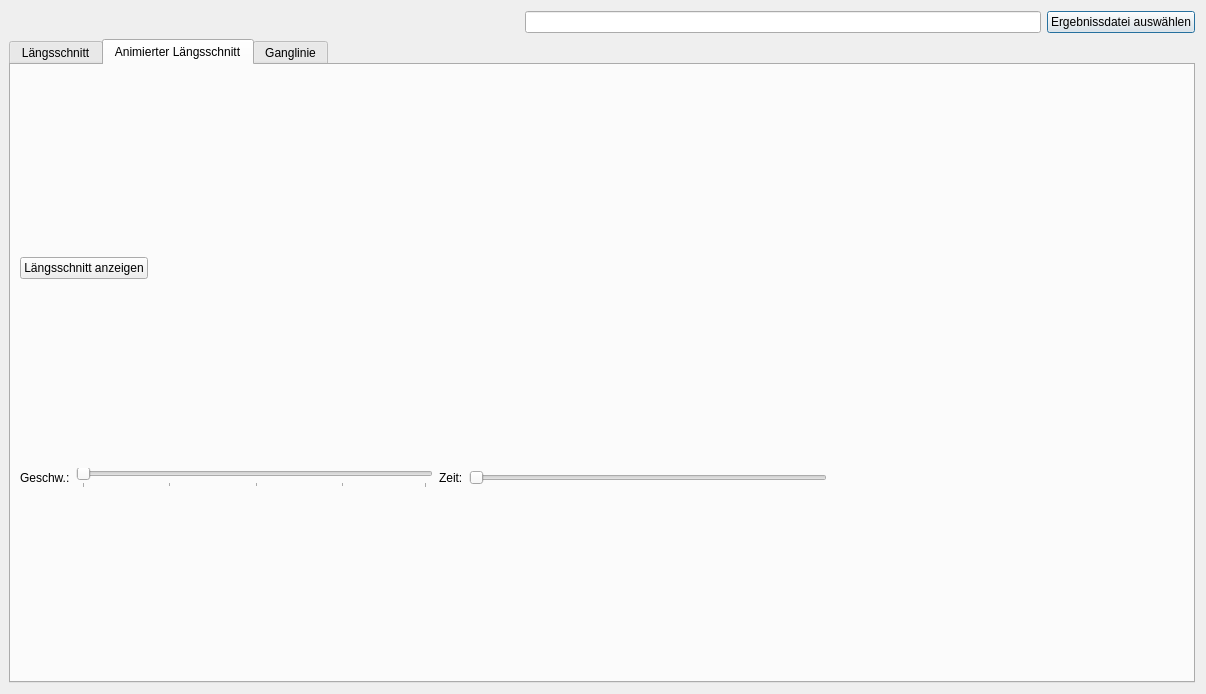
Old version of the form qkan/laengsschnitt/res/laengsschnitt.ui in the repository hoettges/QKan.
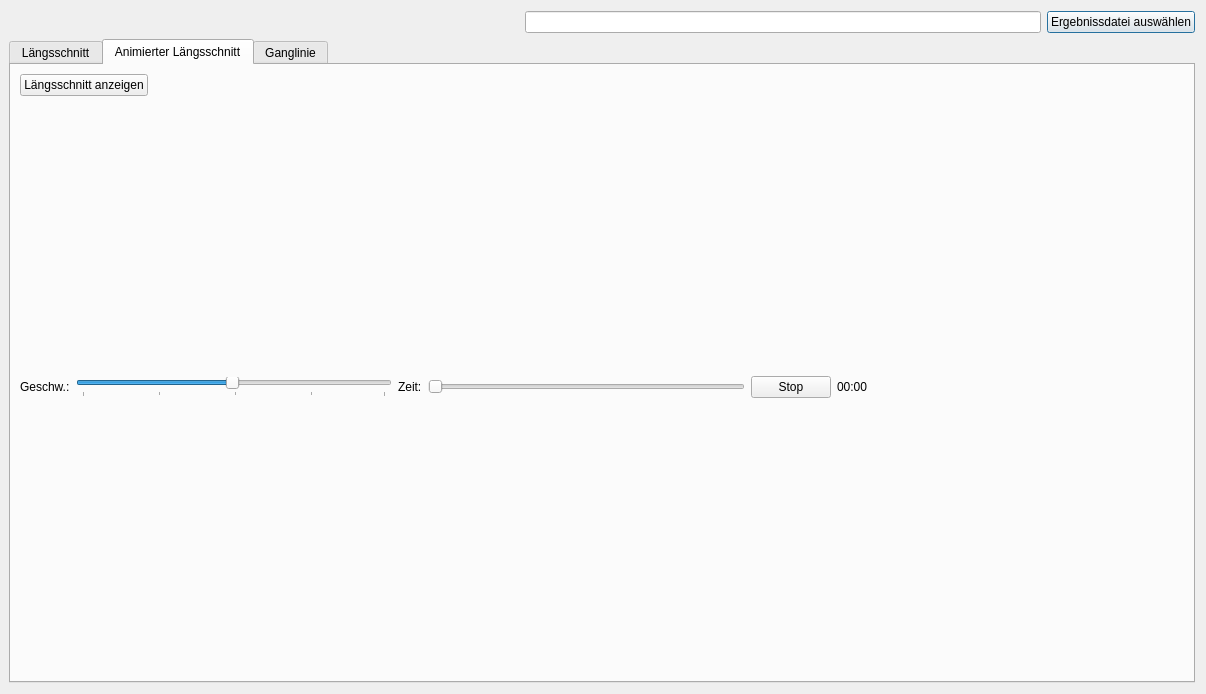
New version of the form. The open tabs and pages were chosen to show the change.

Patch:
```diff
--- a/qkan/laengsschnitt/res/laengsschnitt.ui
+++ b/qkan/laengsschnitt/res/laengsschnitt.ui
@@ -284,9 +284,27 @@
          </item>
          <item>
           <widget class="QSlider" name="geschw_2">
+           <property name="minimum">
+            <number>1</number>
+           </property>
+           <property name="maximum">
+            <number>100</number>
+           </property>
+           <property name="value">
+            <number>50</number>
+           </property>
+           <property name="sliderPosition">
+            <number>50</number>
+           </property>
+           <property name="tracking">
+            <bool>false</bool>
+           </property>
            <property name="orientation">
             <enum>Qt::Horizontal</enum>
            </property>
+           <property name="invertedAppearance">
+            <bool>false</bool>
+           </property>
            <property name="tickPosition">
             <enum>QSlider::TicksBelow</enum>
            </property>
@@ -309,6 +327,20 @@
            </property>
           </widget>
          </item>
+         <item>
+          <widget class="QPushButton" name="pushButton_4">
+           <property name="text">
+            <string>Stop</string>
+           </property>
+          </widget>
+         </item>
+         <item>
+          <widget class="QLabel" name="label_4">
+           <property name="text">
+            <string>00:00</string>
+           </property>
+          </widget>
+         </item>
          <item>
           <spacer name="horizontalSpacer_7">
            <property name="orientation">
```
